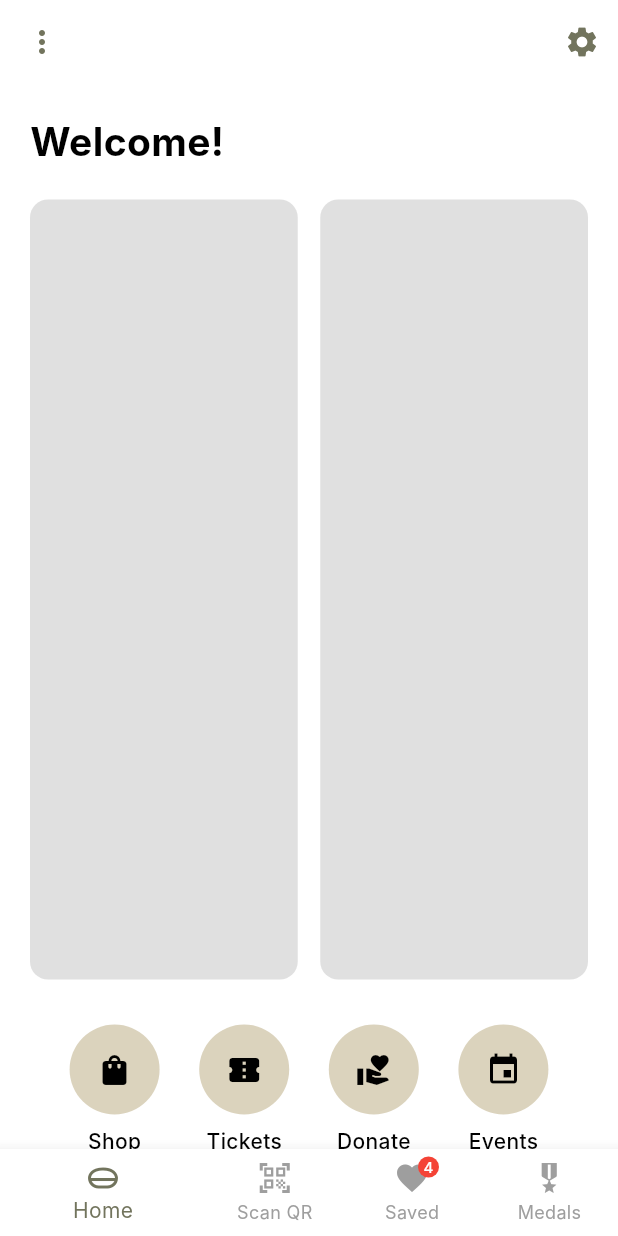
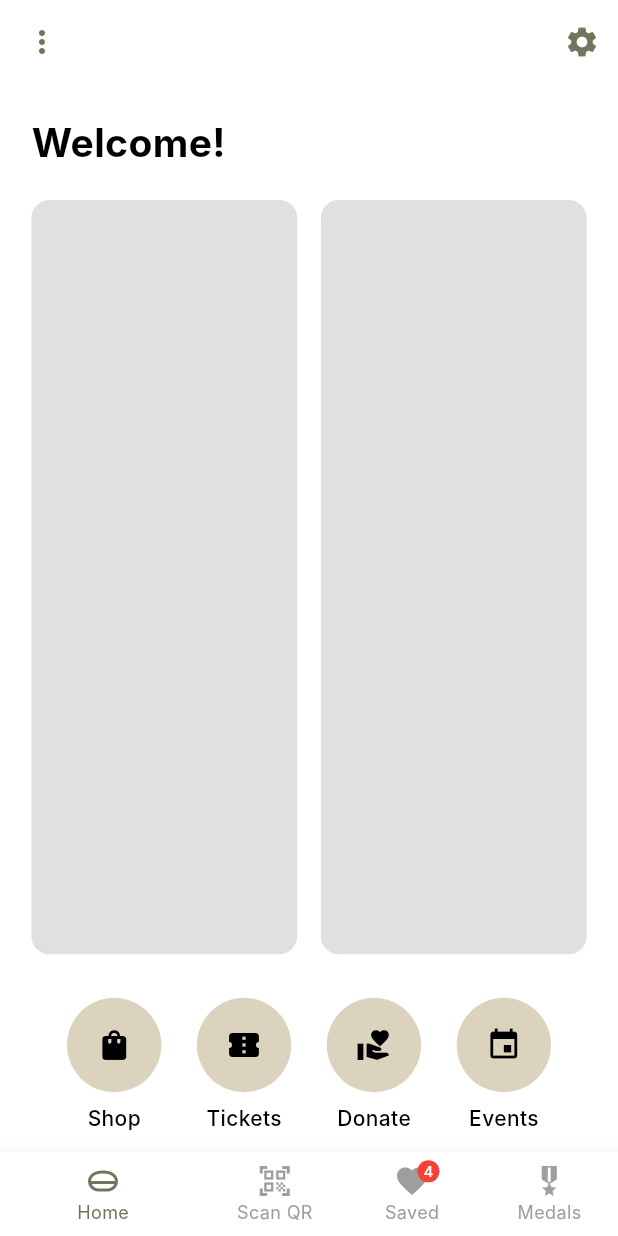
Before and after one commit to Damylb18/museumApp, a Flutter app: the HomePageTwo screen opened directly, on a phone screen of 412 x 824 dp. Run offline on Flutter 3.47's test engine with Material 3 defaults, Android fonts, the phone set to English and light mode, and no system bars; our stand-ins replace webview_flutter; missing offline and left inert: mobile_scanner, webview_flutter_wkwebview; Roboto replaces fonts that are missing (Inter).

```diff
--- a/CMM-App/lib/screens/home_page_two.dart
+++ b/CMM-App/lib/screens/home_page_two.dart
@@ -1,4 +1,5 @@
 import 'package:flutter/material.dart';
+import 'package:cheshire_military_museum_tour/utils/responsive_utils.dart';
 import 'scan_qr_screen.dart';
 import 'webview_screen.dart';
 
@@ -7,18 +8,28 @@ class HomePageTwo extends StatelessWidget {
 
   @override
   Widget build(BuildContext context) {
+    final resp = ResponsiveUtils.instance;
+
     return Scaffold(
       backgroundColor: Colors.white,
       appBar: AppBar(
         backgroundColor: Colors.white,
         elevation: 0,
         leading: IconButton(
-          icon: const Icon(Icons.more_vert, color: Color(0xFF72745D)),
+          icon: Icon(
+            Icons.more_vert,
+            color: const Color(0xFF72745D),
+            size: resp.iconSize(24),
+          ),
           onPressed: () {},
         ),
         actions: [
           IconButton(
-            icon: const Icon(Icons.settings, color: Color(0xFF72745D)),
+            icon: Icon(
+              Icons.settings,
+              color: const Color(0xFF72745D),
+              size: resp.iconSize(24),
+            ),
             onPressed: () {},
           ),
         ],
@@ -26,49 +37,49 @@ class HomePageTwo extends StatelessWidget {
       body: SafeArea(
         child: SingleChildScrollView(
           child: Padding(
-            padding: const EdgeInsets.all(20.0),
+            padding: EdgeInsets.all(resp.getHorizontalSpacing(20)),
             child: Column(
               crossAxisAlignment: CrossAxisAlignment.start,
               children: [
-                const Text(
+                Text(
                   'Welcome!',
                   style: TextStyle(
-                    fontSize: 26,
+                    fontSize: resp.fontSize(26),
                     fontWeight: FontWeight.bold,
                   ),
                 ),
-                const SizedBox(height: 20),
+                SizedBox(height: resp.getVerticalSpacing(20)),
                 Row(
                   children: [
                     Expanded(
                       child: Container(
-                        height: 520,
+                        height: resp.scaleHeight(520),
                         decoration: BoxDecoration(
                           color: Colors.grey[300],
-                          borderRadius: BorderRadius.circular(12),
+                          borderRadius: resp.getBorderRadius(12),
                         ),
                       ),
                     ),
-                    const SizedBox(width: 15),
+                    SizedBox(width: resp.getHorizontalSpacing(15)),
                     Expanded(
                       child: Container(
-                        height: 520,
+                        height: resp.scaleHeight(520),
                         decoration: BoxDecoration(
                           color: Colors.grey[300],
-                          borderRadius: BorderRadius.circular(12),
+                          borderRadius: resp.getBorderRadius(12),
                         ),
                       ),
                     ),
                   ],
                 ),
-                const SizedBox(height: 30),
+                SizedBox(height: resp.getVerticalSpacing(30)),
                 Row(
                   mainAxisAlignment: MainAxisAlignment.spaceEvenly,
                   children: [
-                    _buildCircleIcon(context, Icons.shopping_bag, 'Shop'),
-                    _buildCircleIcon(context, Icons.confirmation_num, 'Tickets'),
-                    _buildCircleIcon(context, Icons.volunteer_activism, 'Donate'),
-                    _buildCircleIcon(context, Icons.event, 'Events'),
+                    _buildCircleIcon(context, Icons.shopping_bag, 'Shop', resp),
+                    _buildCircleIcon(context, Icons.confirmation_num, 'Tickets', resp),
+                    _buildCircleIcon(context, Icons.volunteer_activism, 'Donate', resp),
+                    _buildCircleIcon(context, Icons.event, 'Events', resp),
                   ],
                 ),
               ],
@@ -80,6 +91,9 @@ class HomePageTwo extends StatelessWidget {
         selectedItemColor: const Color(0xFF72745D),
         unselectedItemColor: Colors.grey,
         showUnselectedLabels: true,
+        iconSize: resp.iconSize(24),
+        selectedFontSize: resp.fontSize(12),
+        unselectedFontSize: resp.fontSize(12),
         currentIndex: 0,
         onTap: (index) {
           if (index == 1) {
@@ -89,30 +103,30 @@ class HomePageTwo extends StatelessWidget {
             );
           }
         },
-        items: const [
+        items: [
           BottomNavigationBarItem(
-            icon: Icon(Icons.home_mini_rounded),
+            icon: Icon(Icons.home_mini_rounded, size: resp.iconSize(24)),
             label: 'Home',
           ),
           BottomNavigationBarItem(
-            icon: Icon(Icons.qr_code_scanner),
+            icon: Icon(Icons.qr_code_scanner, size: resp.iconSize(24)),
             label: 'Scan QR',
           ),
           BottomNavigationBarItem(
             icon: Stack(
               clipBehavior: Clip.none,
               children: [
-                Icon(Icons.favorite),
+                Icon(Icons.favorite, size: resp.iconSize(24)),
                 Positioned(
-                  right: -6,
-                  top: -2,
+                  right: resp.scaleWidth(-6),
+                  top: resp.scaleHeight(-2),
                   child: CircleAvatar(
-                    radius: 7,
+                    radius: resp.scaleWidth(7),
                     backgroundColor: Colors.red,
                     child: Text(
                       '4',
                       style: TextStyle(
-                        fontSize: 10,
+                        fontSize: resp.fontSize(10),
                         color: Colors.white,
                       ),
                     ),
@@ -123,7 +137,7 @@ class HomePageTwo extends StatelessWidget {
             label: 'Saved',
           ),
           BottomNavigationBarItem(
-            icon: Icon(Icons.military_tech),
+            icon: Icon(Icons.military_tech, size: resp.iconSize(24)),
             label: 'Medals',
           ),
         ],
@@ -131,7 +145,12 @@ class HomePageTwo extends StatelessWidget {
     );
   }
 
-  Widget _buildCircleIcon(BuildContext context, IconData icon, String label) {
+  Widget _buildCircleIcon(
+      BuildContext context,
+      IconData icon,
+      String label,
+      ResponsiveUtils resp,
+      ) {
     return Column(
       children: [
         GestureDetector(
@@ -184,24 +203,26 @@ class HomePageTwo extends StatelessWidget {
           },
           child: CircleAvatar(
             backgroundColor: const Color(0xFFDBD3BD),
-            radius: 30,
+            radius: resp.scaleWidth(30),
             child: IconTheme(
-              data: const IconThemeData(color: Colors.black),
+              data: IconThemeData(
+                color: Colors.black,
+                size: resp.iconSize(24),
+              ),
               child: Icon(icon),
             ),
           ),
         ),
-        const SizedBox(height: 8),
+        SizedBox(height: resp.getVerticalSpacing(8)),
         Text(
           label,
-          style: const TextStyle(
+          style: TextStyle(
             color: Colors.black,
             fontWeight: FontWeight.w500,
+            fontSize: resp.fontSize(14),
           ),
         ),
       ],
     );
   }
-
-
 }
--- a/CMM-App/lib/screens/webview_screen.dart
+++ b/CMM-App/lib/screens/webview_screen.dart
@@ -1,5 +1,6 @@
 import 'package:flutter/material.dart';
 import 'package:webview_flutter/webview_flutter.dart';
+import 'package:cheshire_military_museum_tour/utils/responsive_utils.dart';
 
 class WebPageScreen extends StatefulWidget {
   final String title;
@@ -39,6 +40,8 @@ class _WebPageScreenState extends State<WebPageScreen> {
 
   @override
   Widget build(BuildContext context) {
+    final resp = ResponsiveUtils.instance;
+
     return WillPopScope(
       onWillPop: () async {
         if (await _controller.canGoBack()) {
@@ -49,11 +52,17 @@ class _WebPageScreenState extends State<WebPageScreen> {
       },
       child: Scaffold(
         appBar: AppBar(
-          title: Text(widget.title),
+          title: Text(
+            widget.title,
+            style: TextStyle(fontSize: resp.fontSize(18)),
+          ),
           backgroundColor: const Color(0xFF72745D),
           foregroundColor: Colors.white,
           leading: IconButton(
-            icon: const Icon(Icons.arrow_back),
+            icon: Icon(
+              Icons.arrow_back,
+              size: resp.iconSize(24),
+            ),
             onPressed: () => Navigator.pop(context),
           ),
         ),
@@ -61,7 +70,11 @@ class _WebPageScreenState extends State<WebPageScreen> {
           children: [
             WebViewWidget(controller: _controller),
             if (isLoading)
-              const Center(child: CircularProgressIndicator()),
+              Center(
+                child: CircularProgressIndicator(
+                  strokeWidth: resp.scaleWidth(2),
+                ),
+              ),
           ],
         ),
       ),
--- a/CMM-App/lib/utils/responsive_utils.dart
+++ b/CMM-App/lib/utils/responsive_utils.dart
@@ -45,12 +45,12 @@ class ResponsiveUtils {
   /// Get bottom padding (for notches, home indicators, etc.)
   double get bottomPadding => _mediaQueryData.padding.bottom;
 
-  /// Scale width based on design width (default 393px from your mockups)
+  /// Scale width based on design width (default 393px from mockups)
   double scaleWidth(double width, {double designWidth = 393}) {
     return width * _screenWidth / designWidth;
   }
 
-  /// Scale height based on design height (default 852px from your mockups)
+  /// Scale height based on design height (default 852px from mockups)
   double scaleHeight(double height, {double designHeight = 852}) {
     return height * _screenHeight / designHeight;
   }
```
